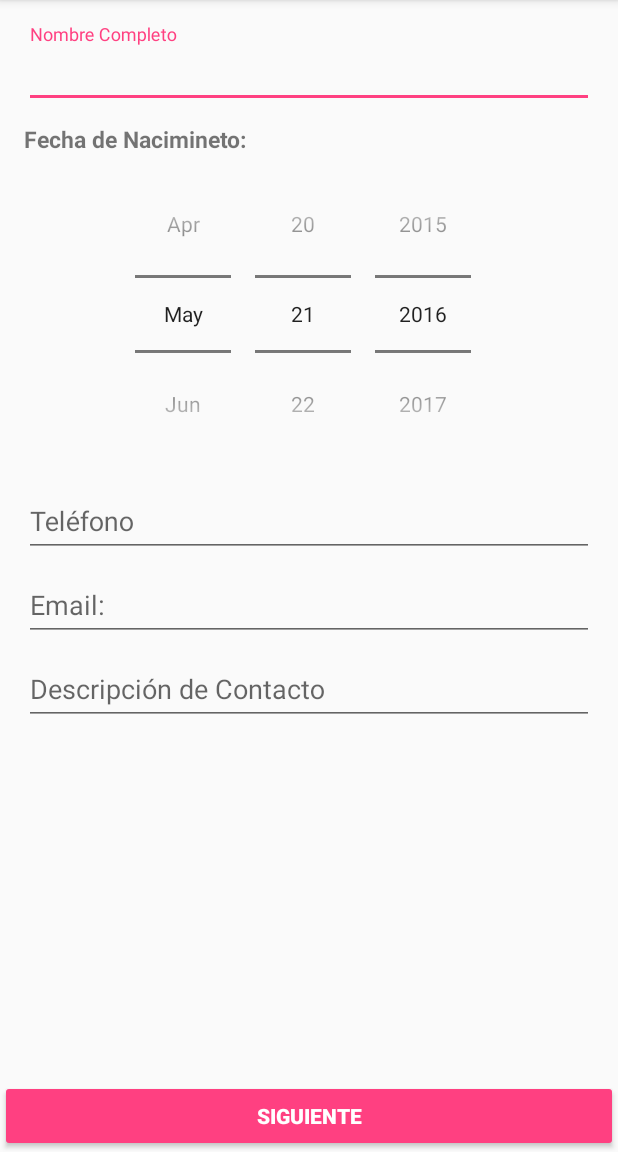
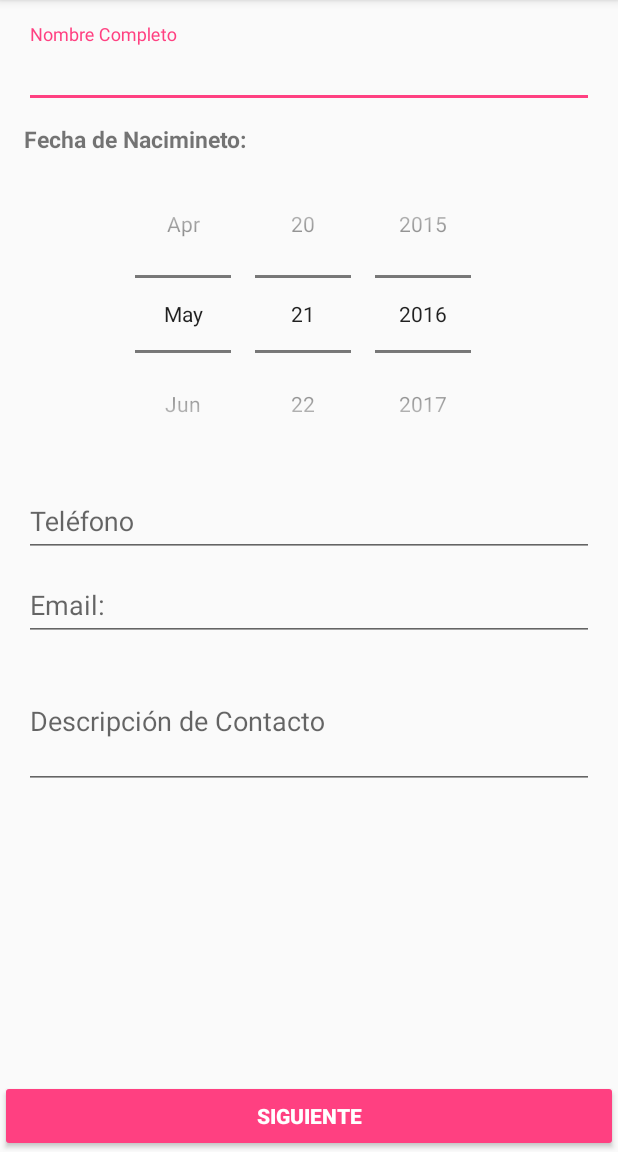
Before and after one commit to xvierd/example-activities-intent, an Android app: the screen it shows after launch (MainActivity), on a phone screen of 412 x 824 dp, the part 84-1236 px from its top. Run offline under Robolectric (Android 15) with nearby library versions, the phone set to English and light mode, and no system bars.

Commit message:
visual impact

```diff
--- a/Homework-Week02-App-Material-Design/app/src/main/res/layout/activity_main.xml
+++ b/Homework-Week02-App-Material-Design/app/src/main/res/layout/activity_main.xml
@@ -86,7 +86,9 @@
 
             <android.support.design.widget.TextInputEditText
                 android:id="@+id/description"
-                android:maxLines="4"
+                android:maxLines="6"
+                android:lines="20"
+                android:minLines="3"
                 android:layout_width="match_parent"
                 android:layout_height="wrap_content"
                 android:hint="@string/descripci_n_de_contacto" />
```
